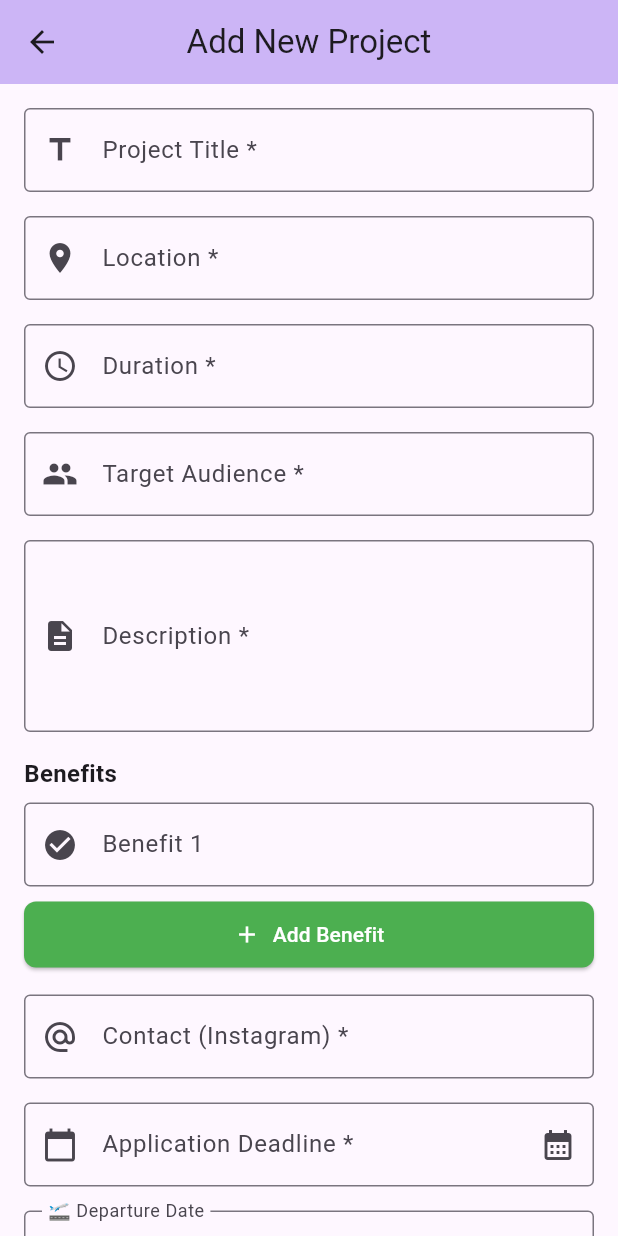
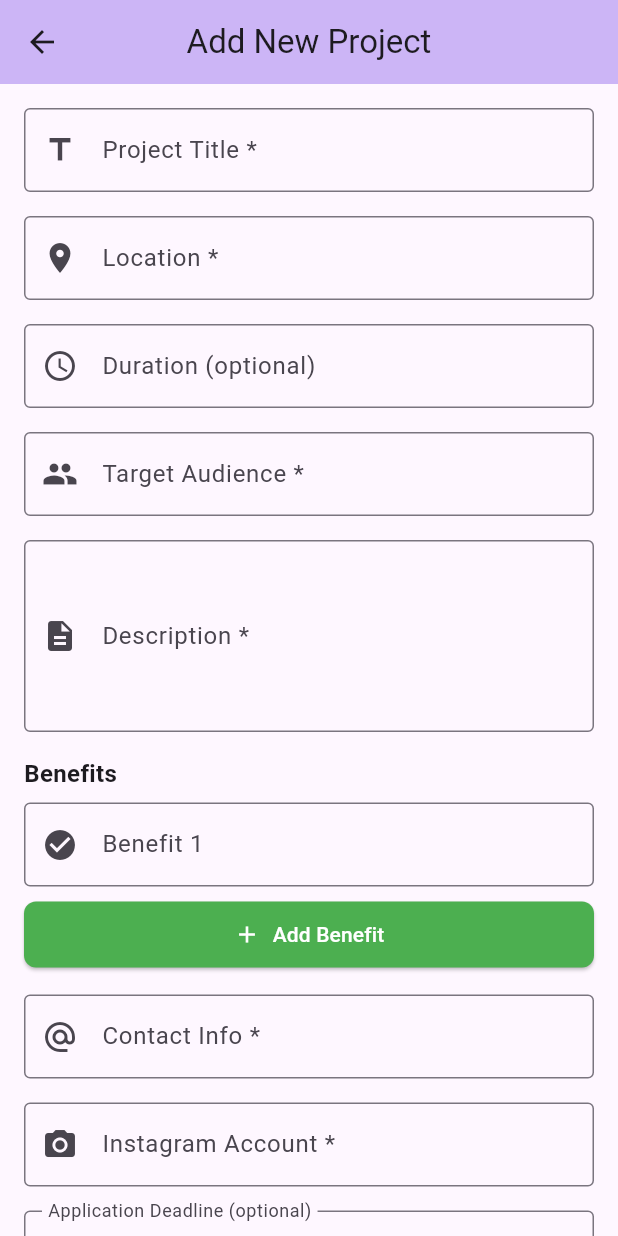
Before and after one commit to GiuseppeVitolo17/TmelnikAPP, a Flutter app: the AddProjectScreen screen opened directly, on a phone screen of 412 x 824 dp. Run offline on Flutter 3.47's test engine with Material 3 defaults, Android fonts, the phone set to English and light mode, and no system bars; our stand-ins replace cloud_firestore, firebase_auth, firebase_core, google_sign_in, shared_preferences, table_calendar; missing offline and left inert: dart:js; accounts and stored records are empty; statements that could not run were skipped.

Commit message:
Add instagramAccount field to ProjectOffer and make duration/expiresAt optional

```diff
--- a/lib/models/project_offer.dart
+++ b/lib/models/project_offer.dart
@@ -6,12 +6,13 @@ class ProjectOffer {
   final String description;
   final String targeting;
   final String location;
-  final String duration;
+  final String? duration;
   final String requirements;
   final List<String> benefits;
   final String contactInfo;
+  final String instagramAccount;
   final DateTime createdAt;
-  final DateTime expiresAt;
+  final DateTime? expiresAt;
   final DateTime? departureDate;
   final DateTime? returnDate;
   final OfferStatus status;
@@ -24,12 +25,13 @@ class ProjectOffer {
     required this.description,
     required this.targeting,
     required this.location,
-    required this.duration,
+    this.duration,
     required this.requirements,
     required this.benefits,
     required this.contactInfo,
+    required this.instagramAccount,
     required this.createdAt,
-    required this.expiresAt,
+    this.expiresAt,
     this.departureDate,
     this.returnDate,
     this.status = OfferStatus.active,
@@ -47,6 +49,7 @@ class ProjectOffer {
     String? requirements,
     List<String>? benefits,
     String? contactInfo,
+    String? instagramAccount,
     DateTime? createdAt,
     DateTime? expiresAt,
     DateTime? departureDate,
@@ -65,6 +68,7 @@ class ProjectOffer {
       requirements: requirements ?? this.requirements,
       benefits: benefits ?? this.benefits,
       contactInfo: contactInfo ?? this.contactInfo,
+      instagramAccount: instagramAccount ?? this.instagramAccount,
       createdAt: createdAt ?? this.createdAt,
       expiresAt: expiresAt ?? this.expiresAt,
       departureDate: departureDate ?? this.departureDate,
@@ -86,8 +90,9 @@ class ProjectOffer {
       'requirements': requirements,
       'benefits': benefits,
       'contactInfo': contactInfo,
+      'instagramAccount': instagramAccount,
       'createdAt': createdAt.toIso8601String(),
-      'expiresAt': expiresAt.toIso8601String(),
+      'expiresAt': expiresAt?.toIso8601String(),
       'departureDate': departureDate?.toIso8601String(),
       'returnDate': returnDate?.toIso8601String(),
       'status': status.name,
@@ -107,8 +112,9 @@ class ProjectOffer {
       requirements: json['requirements'],
       benefits: List<String>.from(json['benefits'] ?? []),
       contactInfo: json['contactInfo'],
+      instagramAccount: json['instagramAccount'] ?? '',
       createdAt: DateTime.parse(json['createdAt']),
-      expiresAt: DateTime.parse(json['expiresAt']),
+      expiresAt: json['expiresAt'] != null ? DateTime.parse(json['expiresAt']) : null,
       departureDate: json['departureDate'] != null ? DateTime.parse(json['departureDate']) : null,
       returnDate: json['returnDate'] != null ? DateTime.parse(json['returnDate']) : null,
       status: OfferStatus.values.firstWhere(
@@ -132,8 +138,9 @@ class ProjectOffer {
       'requirements': requirements,
       'benefits': benefits,
       'contactInfo': contactInfo,
+      'instagramAccount': instagramAccount,
       'createdAt': Timestamp.fromDate(createdAt),
-      'expiresAt': Timestamp.fromDate(expiresAt),
+      'expiresAt': expiresAt != null ? Timestamp.fromDate(expiresAt!) : null,
       'departureDate': departureDate != null ? Timestamp.fromDate(departureDate!) : null,
       'returnDate': returnDate != null ? Timestamp.fromDate(returnDate!) : null,
       'status': status.name,
@@ -152,12 +159,13 @@ class ProjectOffer {
       description: data['description'] ?? '',
       targeting: data['targeting'] ?? '',
       location: data['location'] ?? '',
-      duration: data['duration'] ?? '',
+      duration: data['duration'],
       requirements: data['requirements'] ?? '',
       benefits: List<String>.from(data['benefits'] ?? []),
       contactInfo: data['contactInfo'] ?? '',
+      instagramAccount: data['instagramAccount'] ?? '',
       createdAt: (data['createdAt'] as Timestamp?)?.toDate() ?? DateTime.now(),
-      expiresAt: (data['expiresAt'] as Timestamp?)?.toDate() ?? DateTime.now(),
+      expiresAt: (data['expiresAt'] as Timestamp?)?.toDate(),
       departureDate: (data['departureDate'] as Timestamp?)?.toDate(),
       returnDate: (data['returnDate'] as Timestamp?)?.toDate(),
       status: OfferStatus.values.firstWhere(
@@ -169,13 +177,14 @@ class ProjectOffer {
     );
   }
 
-  bool get isExpired => DateTime.now().isAfter(expiresAt);
+  bool get isExpired => expiresAt != null && DateTime.now().isAfter(expiresAt);
 
   bool get isActive => status == OfferStatus.active && !isExpired;
 
   String get formattedExpiryDate {
+    if (expiresAt == null) return 'No deadline';
     final now = DateTime.now();
-    final difference = expiresAt.difference(now).inDays;
+    final difference = expiresAt!.difference(now).inDays;
 
     if (difference < 0) {
       return 'Expired';
@@ -186,7 +195,7 @@ class ProjectOffer {
     } else if (difference < 7) {
       return 'Expires in $difference days';
     } else {
-      return 'Expires ${expiresAt.day}/${expiresAt.month}/${expiresAt.year}';
+      return 'Expires ${expiresAt!.day}/${expiresAt!.month}/${expiresAt!.year}';
     }
   }
 
@@ -194,7 +203,7 @@ class ProjectOffer {
     return '''🚀 ${title}
 
 📍 ${location}
-⏰ ${duration}
+⏰ ${duration ?? (departureDate != null && returnDate != null ? '${returnDate!.difference(departureDate!).inDays} days' : 'Duration not specified')}
 🎯 ${targeting}
 
 ${description}
--- a/lib/screens/add_project_screen.dart
+++ b/lib/screens/add_project_screen.dart
@@ -16,10 +16,11 @@ class _AddProjectScreenState extends State<AddProjectScreen> {
   final _formKey = GlobalKey<FormState>();
   final _titleController = TextEditingController();
   final _locationController = TextEditingController();
-  final _durationController = TextEditingController();
+  final _durationController = TextEditingController(); // Opzionale
   final _targetingController = TextEditingController();
   final _descriptionController = TextEditingController();
   final _contactController = TextEditingController();
+  final _instagramController = TextEditingController();
   final _expiresController = TextEditingController();
   DateTime? _selectedDate;
 
@@ -29,6 +30,16 @@ class _AddProjectScreenState extends State<AddProjectScreen> {
   DateTime? _returnDate;
 
   @override
+  void initState() {
+    super.initState();
+    // Precompile Instagram field with current user's email
+    final user = FirebaseAuth.instance.currentUser;
+    if (user != null && user.email != null) {
+      _instagramController.text = user.email!;
+    }
+  }
+
+  @override
   void dispose() {
     _titleController.dispose();
     _locationController.dispose();
@@ -36,6 +47,7 @@ class _AddProjectScreenState extends State<AddProjectScreen> {
     _targetingController.dispose();
     _descriptionController.dispose();
     _contactController.dispose();
+    _instagramController.dispose();
     _expiresController.dispose();
     for (var controller in _benefitControllers) {
       controller.dispose();
@@ -114,14 +126,15 @@ class _AddProjectScreenState extends State<AddProjectScreen> {
         id: '', // Firestore will generate this
         title: _titleController.text.trim(),
         location: _locationController.text.trim(),
-        duration: _durationController.text.trim(),
+        duration: _durationController.text.trim().isEmpty ? null : _durationController.text.trim(),
         targeting: _targetingController.text.trim(),
         description: _descriptionController.text.trim(),
         requirements: '', // Empty for now
         benefits: benefits,
         contactInfo: _contactController.text.trim(),
+        instagramAccount: _instagramController.text.trim(),
         createdAt: DateTime.now(),
-        expiresAt: _selectedDate ?? DateTime.now().add(const Duration(days: 30)),
+        expiresAt: _selectedDate,
         departureDate: _departureDate,
         returnDate: _returnDate,
       );
@@ -197,13 +210,11 @@ class _AddProjectScreenState extends State<AddProjectScreen> {
                     TextFormField(
                       controller: _durationController,
                       decoration: const InputDecoration(
-                        labelText: 'Duration *',
+                        labelText: 'Duration (optional)',
                         border: OutlineInputBorder(),
                         prefixIcon: Icon(Icons.schedule),
-                        hintText: 'e.g., 3 months',
+                        hintText: 'e.g., 3 months (auto-calculated from dates)',
                       ),
-                      validator: (value) =>
-                          value?.isEmpty ?? true ? 'Required' : null,
                     ),
                     const SizedBox(height: 16),
                     TextFormField(
@@ -278,7 +289,7 @@ class _AddProjectScreenState extends State<AddProjectScreen> {
                     TextFormField(
                       controller: _contactController,
                       decoration: const InputDecoration(
-                        labelText: 'Contact (Instagram) *',
+                        labelText: 'Contact Info *',
                         border: OutlineInputBorder(),
                         prefixIcon: Icon(Icons.alternate_email),
                         hintText: '@tmelnik_cz',
@@ -288,21 +299,46 @@ class _AddProjectScreenState extends State<AddProjectScreen> {
                     ),
                     const SizedBox(height: 16),
                     TextFormField(
-                      controller: _expiresController,
-                      decoration: InputDecoration(
-                        labelText: 'Application Deadline *',
-                        border: const OutlineInputBorder(),
-                        prefixIcon: const Icon(Icons.calendar_today),
-                        hintText: 'YYYY-MM-DD',
-                        suffixIcon: IconButton(
-                          icon: const Icon(Icons.calendar_month),
-                          onPressed: _selectDate,
+                      controller: _instagramController,
+                      decoration: const InputDecoration(
+                        labelText: 'Instagram Account *',
+                        border: OutlineInputBorder(),
+                        prefixIcon: Icon(Icons.camera_alt),
+                        hintText: 'Instagram username or handle',
+                      ),
+                      validator: (value) =>
+                          value?.isEmpty ?? true ? 'Required' : null,
+                    ),
+                    const SizedBox(height: 16),
+                    InkWell(
+                      onTap: _selectDate,
+                      child: InputDecorator(
+                        decoration: InputDecoration(
+                          labelText: 'Application Deadline (optional)',
+                          hintText: 'Select deadline date',
+                          border: const OutlineInputBorder(),
+                          prefixIcon: const Icon(Icons.calendar_today),
+                          suffixIcon: _selectedDate != null
+                              ? IconButton(
+                                  icon: const Icon(Icons.clear),
+                                  onPressed: () {
+                                    setState(() {
+                                      _selectedDate = null;
+                                      _expiresController.clear();
+                                    });
+                                  },
+                                )
+                              : null,
+                        ),
+                        child: Text(
+                          _selectedDate != null
+                              ? '${_selectedDate!.day}/${_selectedDate!.month}/${_selectedDate!.year}'
+                              : 'Not set',
+                          style: TextStyle(
+                            color: _selectedDate != null ? Colors.black87 : Colors.grey[600],
+                          ),
                         ),
                       ),
-                      readOnly: true,
-                      onTap: _selectDate,
-                      validator: (value) =>
-                          value?.isEmpty ?? true ? 'Required' : null,
                     ),
                     const SizedBox(height: 16),
                     InkWell(
```
Also changed, not shown: lib/screens/diary_calendar_screen.dart (+4 -3 lines).
